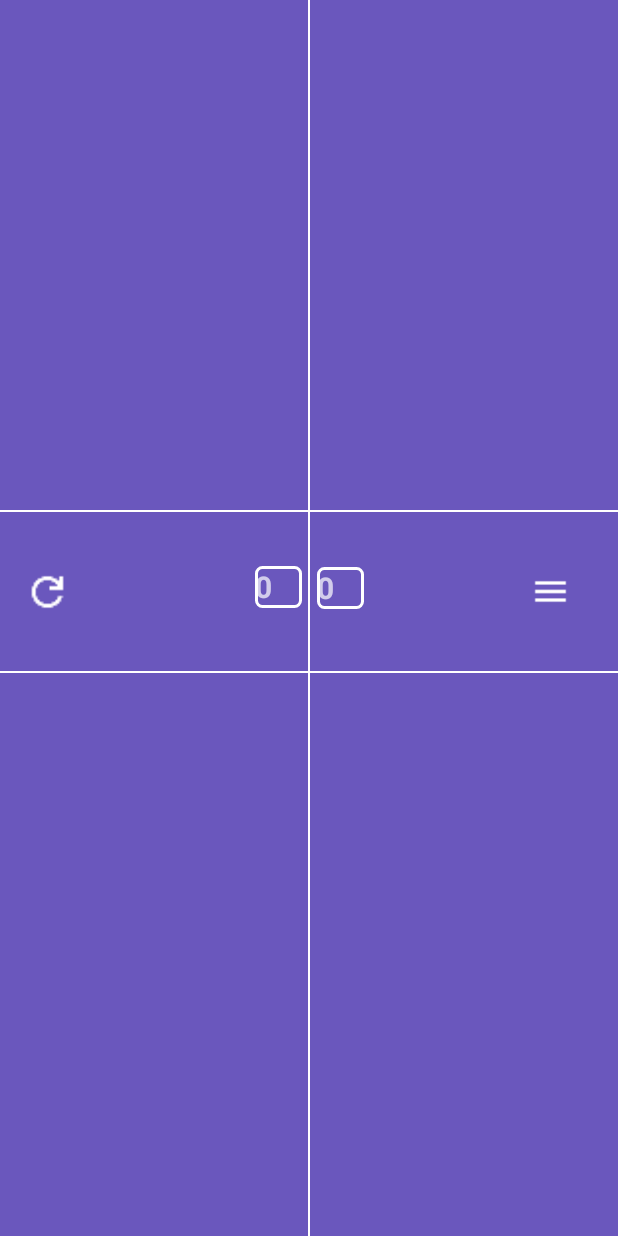
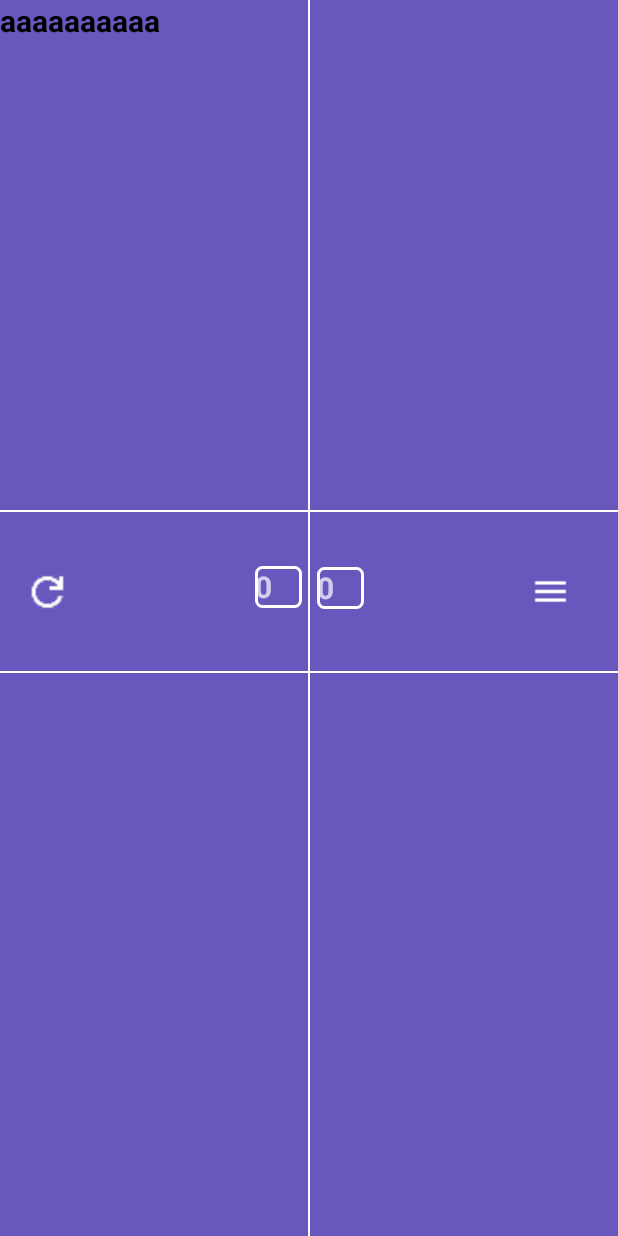
Before and after one commit to UnaiUrabayen/CartoPuntos, an Android app built with Jetpack Compose: the Activity_mus screen opened directly, with no data from a screen before it, on a phone screen of 412 x 824 dp. Run offline under Robolectric (Android 15) with nearby library versions, the phone set to English and light mode, and no system bars.

Commit message:
Probando Texto

```diff
--- a/app/src/main/res/layout/view_activity_mus.xml
+++ b/app/src/main/res/layout/view_activity_mus.xml
@@ -109,7 +109,10 @@
         app:layout_constraintTop_toTopOf="parent"
         app:layout_constraintBottom_toTopOf="@+id/view2"
         app:layout_constraintStart_toStartOf="parent"
-        app:layout_constraintEnd_toStartOf="@+id/barraVerticalCentral"/>
+        app:layout_constraintEnd_toStartOf="@+id/barraVerticalCentral">
+
+
+    </androidx.constraintlayout.widget.ConstraintLayout>
 
     <!-- Cuadrante superior derecho -->
     <androidx.constraintlayout.widget.ConstraintLayout
@@ -144,5 +147,17 @@
         app:layout_constraintStart_toEndOf="@+id/barraVerticalCentral"
         app:layout_constraintEnd_toEndOf="parent" />
 
+    <TextView
+        android:id="@+id/nomJugador1"
+        android:layout_width="200dp"
+        android:layout_height="28dp"
+        android:text="aaaaaaaaaa"
+        android:textColor="@color/black"
+        android:textSize="20sp"
+        android:textStyle="bold"
+
+        tools:layout_editor_absoluteX="23dp"
+        tools:layout_editor_absoluteY="28dp" />
+
 
 </androidx.constraintlayout.widget.ConstraintLayout>
```
